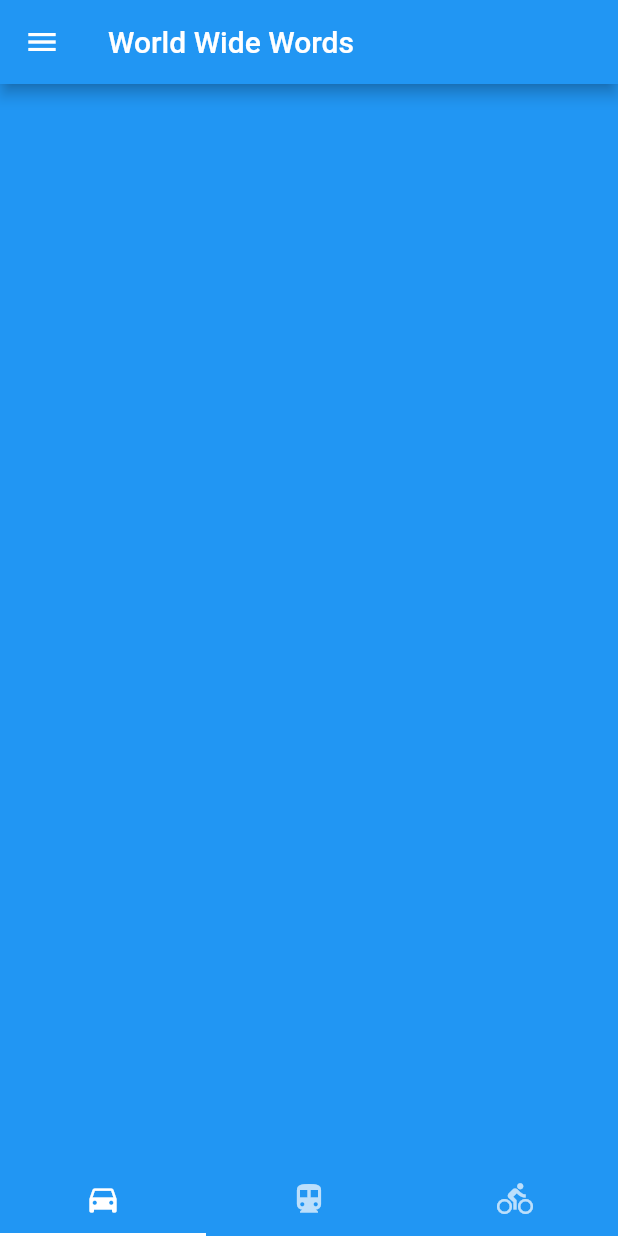
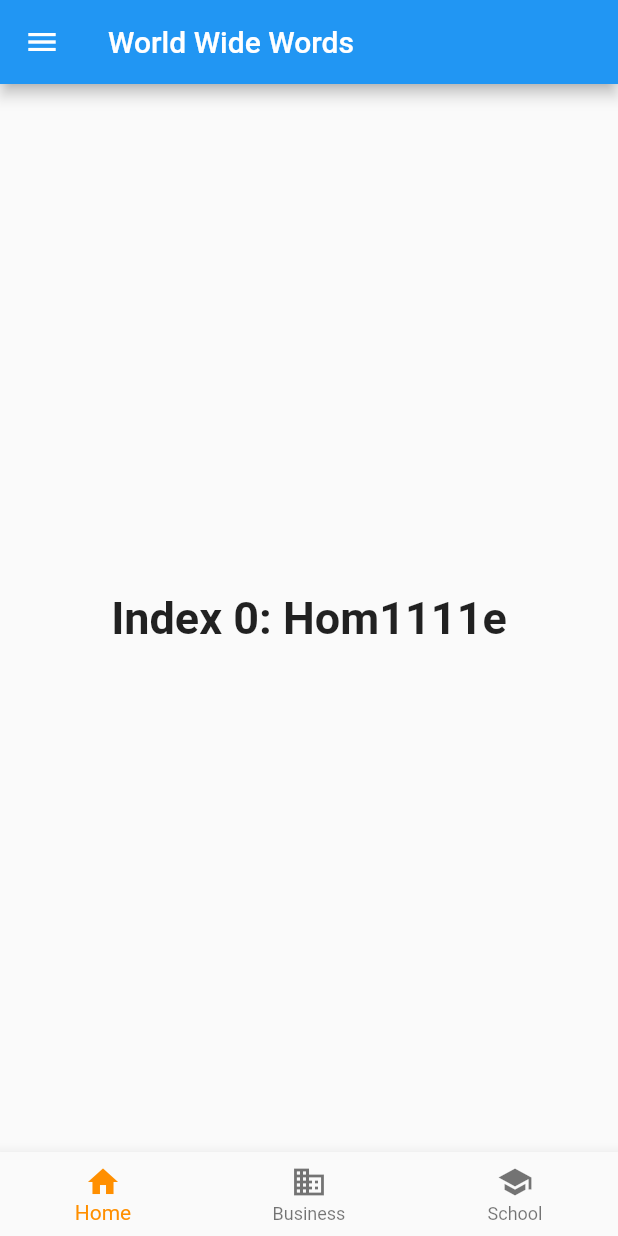
Before and after one commit to PrimeTimeTran/flutter-TikTok, a Flutter app: the screen it shows after launch, on a phone screen of 412 x 824 dp. Run offline on Flutter 3.47's test engine with Material 2 defaults, Android fonts, the phone set to English and light mode, and no system bars.

```diff
--- a/lib/navigation/DrawerNav.dart
+++ b/lib/navigation/DrawerNav.dart
@@ -109,15 +109,16 @@ class Newsfeed extends StatelessWidget {
   }
 }
 
-class TabBarWidget extends StatelessWidget {
-  const TabBarWidget({super.key});
+class TabBarDemo extends StatelessWidget {
+  const TabBarDemo({super.key});
 
   @override
   Widget build(BuildContext context) {
-    return DefaultTabController(
+    return MaterialApp(
+      home: DefaultTabController(
         length: 3,
         child: Scaffold(
-        bottomNavigationBar: AppBar(
+          appBar: AppBar(
             bottom: const TabBar(
               tabs: [
                 Tab(icon: Icon(Icons.directions_car)),
@@ -125,6 +126,7 @@ class TabBarWidget extends StatelessWidget {
                 Tab(icon: Icon(Icons.directions_bike)),
               ],
             ),
+            title: const Text('Tabs Demo'),
           ),
           body: const TabBarView(
             children: [
@@ -133,6 +135,68 @@ class TabBarWidget extends StatelessWidget {
               Icon(Icons.directions_bike),
             ],
           ),
+        ),
+      ),
+    );
+  }
+}
+
+class StatefulTabBar extends StatefulWidget {
+  const StatefulTabBar({Key? key}) : super(key: key);
+
+  @override
+  State<StatefulTabBar> createState() => _StatefulTabBar();
+}
+
+class _StatefulTabBar extends State<StatefulTabBar> {
+  int _selectedIndex = 0;
+  static const TextStyle optionStyle =
+      TextStyle(fontSize: 30, fontWeight: FontWeight.bold);
+  static const List<Widget> _widgetOptions = <Widget>[
+    Text(
+      'Index 0: Hom1111e',
+      style: optionStyle,
+    ),
+    Text(
+      'Index 1: Business',
+      style: optionStyle,
+    ),
+    Text(
+      'Index 2: School',
+      style: optionStyle,
+    ),
+  ];
+
+  void _onItemTapped(int index) {
+    setState(() {
+      _selectedIndex = index;
+    });
+  }
+
+  @override
+  Widget build(BuildContext context) {
+    return Scaffold(
+      body: Center(
+        child: _widgetOptions.elementAt(_selectedIndex),
+      ),
+      bottomNavigationBar: BottomNavigationBar(
+        items: const <BottomNavigationBarItem>[
+          BottomNavigationBarItem(
+            icon: Icon(Icons.home),
+            label: 'Home',
+          ),
+          BottomNavigationBarItem(
+            icon: Icon(Icons.business),
+            label: 'Business',
+          ),
+          BottomNavigationBarItem(
+            icon: Icon(Icons.school),
+            label: 'School',
+          ),
+        ],
+        currentIndex: _selectedIndex,
+        selectedItemColor: Colors.amber[800],
+        onTap: _onItemTapped,
       ),
     );
   }
@@ -148,8 +212,7 @@ class DrawerNav extends StatelessWidget {
       appBar: AppBar(
         title: const Text('World Wide Words'),
       ),
-      body: const TabBarWidget(),
-      // body: Newsfeed(),
+      body: StatefulTabBar(),
       drawer: Drawer(
         child: ListView(
           padding: EdgeInsets.zero,
```
Lines whose indentation alone changed are shown as unchanged.
